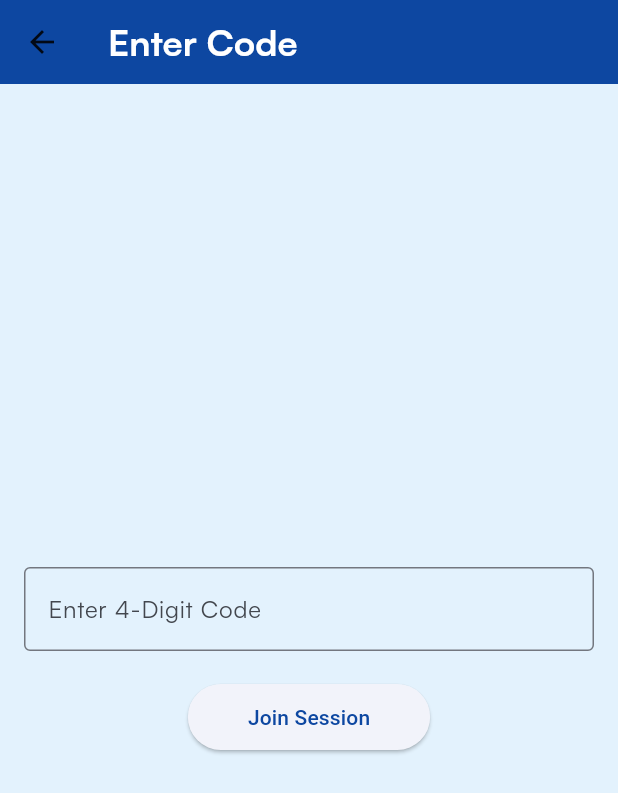
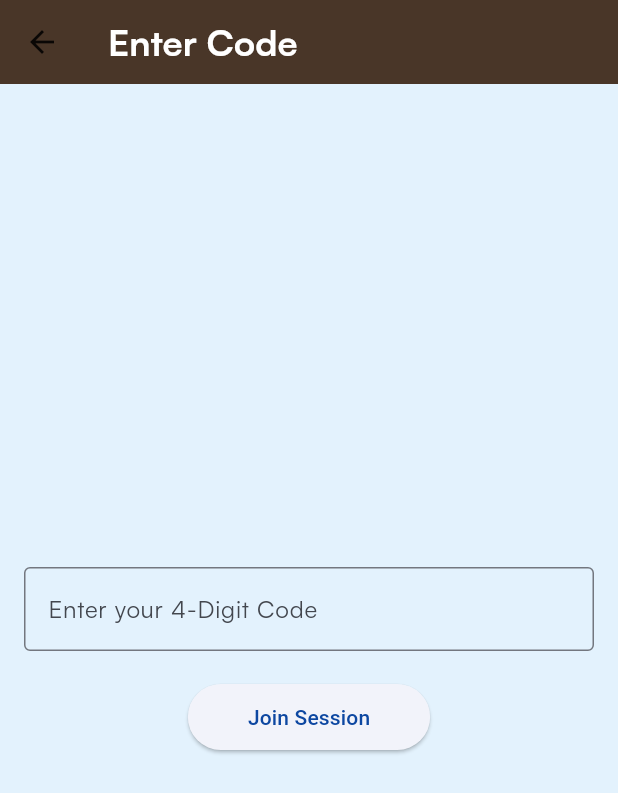
Before and after one commit to farh0111/MAD9035-Final-Project, a Flutter app: the EnterCodeScreen screen opened by its route, on a phone screen of 412 x 824 dp. Shown: the top 793 px of the screen. Run offline on Flutter 3.47's test engine with Material 3 defaults, Android fonts, the phone set to English and light mode, and no system bars; our stand-ins replace flutter_dotenv, shared_preferences; accounts and stored records are empty.

Commit message:
changed appbar and screen color

```diff
--- a/lib/screens/enter_code_screen.dart
+++ b/lib/screens/enter_code_screen.dart
@@ -62,7 +62,7 @@ class _EnterCodeScreenState extends State<EnterCodeScreen> {
           'Enter Code',
           style: TextStyle(color: Colors.white),
         ),
-        backgroundColor: Colors.blue[900],
+        backgroundColor: const Color.fromARGB(255, 73, 54, 40),
       ),
       body: Container(
         color: Colors.blue[50],
@@ -76,7 +76,7 @@ class _EnterCodeScreenState extends State<EnterCodeScreen> {
                 TextFormField(
                   controller: _codeController,
                   decoration: const InputDecoration(
-                    labelText: 'Enter 4-Digit Code',
+                    labelText: 'Enter your 4-Digit Code',
                     border: OutlineInputBorder(),
                   ),
                   keyboardType: TextInputType.number,
--- a/lib/screens/movie_selection_screen.dart
+++ b/lib/screens/movie_selection_screen.dart
@@ -124,8 +124,8 @@ class _MovieSelectionScreenState extends State<MovieSelectionScreen> {
       // show message if no movies are available
       return Scaffold(
         appBar: AppBar(
-          title: const Text('Movie Selection'),
-          backgroundColor: Colors.blue[900],
+          title: const Text('Movie Selection', style: TextStyle(color: Colors.white ),),
+          backgroundColor: const Color.fromARGB(255, 73, 54, 40),
         ),
         body: const Center(child: Text('No movies available!')),
       );
@@ -136,7 +136,7 @@ class _MovieSelectionScreenState extends State<MovieSelectionScreen> {
     return Scaffold(
       appBar: AppBar(
         title: const Text('Movie Selection'),
-        backgroundColor: Colors.blue[900],
+        backgroundColor: const Color.fromARGB(255, 73, 54, 40),
       ),
       body: Center(
         child: Dismissible(
--- a/lib/screens/share_code_screen.dart
+++ b/lib/screens/share_code_screen.dart
@@ -55,7 +55,7 @@ class _ShareCodeScreenState extends State<ShareCodeScreen> {
           'Share Code',
           style: TextStyle(color: Colors.white),
         ),
-        backgroundColor: Colors.blue[900],
+        backgroundColor:  const Color.fromARGB(255, 73, 54, 40)
       ),
       body: Container(
         color: Colors.blue[50],
--- a/lib/screens/welcome_screen.dart
+++ b/lib/screens/welcome_screen.dart
@@ -27,10 +27,10 @@ class WelcomeScreen extends StatelessWidget {
           'Movie Night',
           style: TextStyle(color: Colors.white),
         ),
-        backgroundColor: Colors.blue[900],
+        backgroundColor: const Color.fromARGB(255, 73, 54, 40),
       ),
       body: Container(
-        color: Colors.blue[50],
+        color: const Color.fromARGB(255, 159, 197, 225),
         child: Center(
           child: Padding(
             padding: const EdgeInsets.all(Spacing.md),
@@ -47,7 +47,7 @@ class WelcomeScreen extends StatelessWidget {
                     Navigator.pushNamed(context, '/share-code');
                   },
                   style: ElevatedButton.styleFrom(
-                    foregroundColor: Colors.blue[900],
+                    foregroundColor:  const Color.fromARGB(255, 166, 77, 121)
                   ),
                   child: const Text('Get Code to Share'),
                 ),
```
